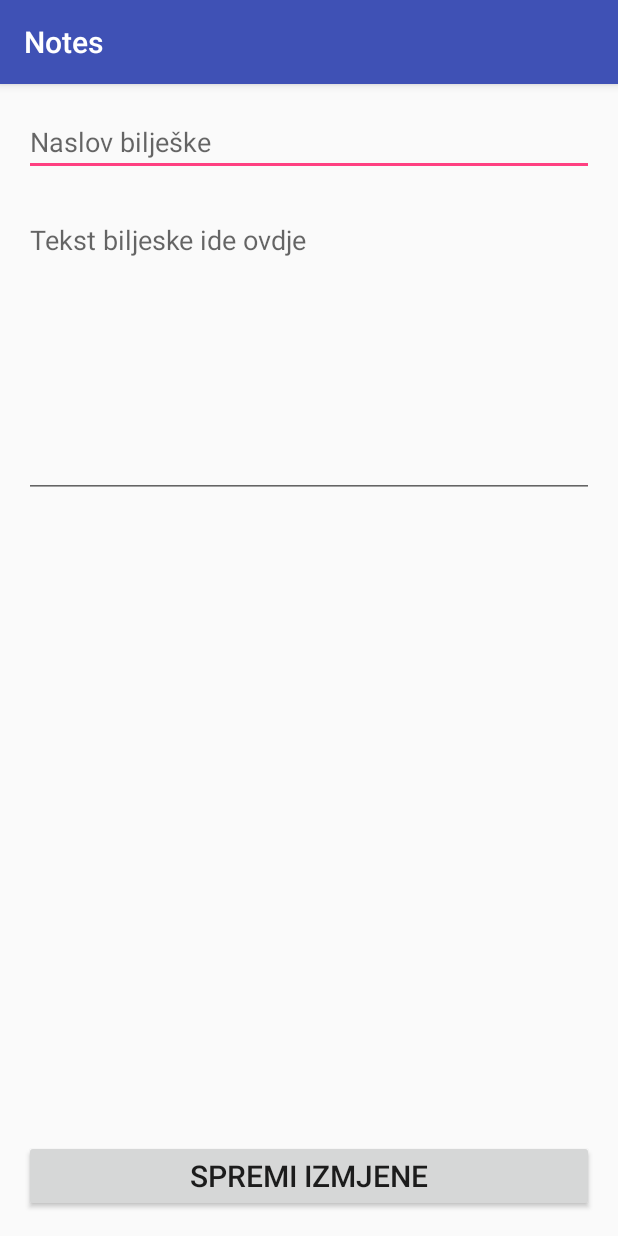
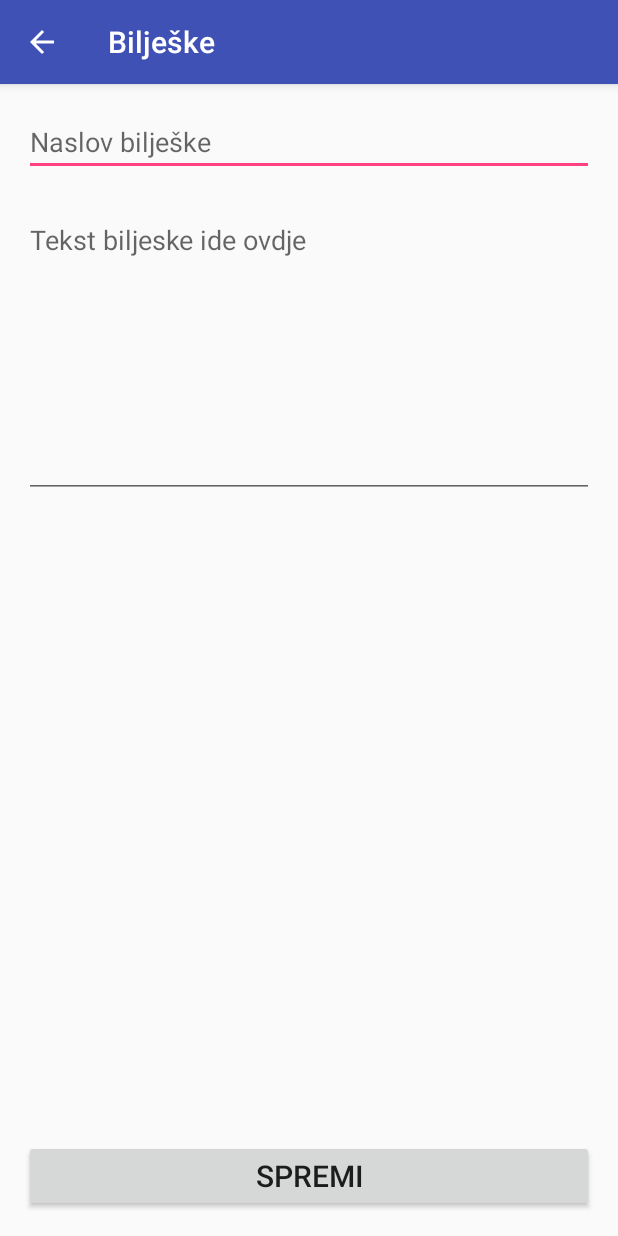
Before and after one commit to unipu-ict/mobilni-notes, an Android app: the UredjivanjeActivity screen opened directly, with no data from a screen before it, on a phone screen of 412 x 824 dp. Run offline under Robolectric (Android 15) with nearby library versions, the phone set to English and light mode, and no system bars.

Commit message:
gumb tekst promijenjen u spremi, dodan parent activity, naziv promijenjen u Bilješke

```diff
--- a/app/src/main/AndroidManifest.xml
+++ b/app/src/main/AndroidManifest.xml
@@ -18,7 +18,7 @@
                 <category android:name="android.intent.category.LAUNCHER" />
             </intent-filter>
         </activity>
-        <activity android:name=".UredjivanjeActivity"></activity>
+        <activity android:name=".UredjivanjeActivity" android:parentActivityName=".MainActivity"></activity>
     </application>
 
 </manifest>
--- a/app/src/main/res/layout/activity_uredjivanje.xml
+++ b/app/src/main/res/layout/activity_uredjivanje.xml
@@ -31,7 +31,7 @@
     <Button
         android:layout_alignParentBottom="true"
         android:layout_width="match_parent"
-        android:text="Spremi izmjene"
+        android:text="Spremi"
         android:textSize="20sp"
         android:onClick="spremi_izmjene"
         android:layout_height="wrap_content" />
--- a/app/src/main/res/values/strings.xml
+++ b/app/src/main/res/values/strings.xml
@@ -1,4 +1,4 @@
 <resources>
-    <string name="app_name">Notes</string>
+    <string name="app_name">Bilješke</string>
     <string name="action_settings">Settings</string>
 </resources>
```
